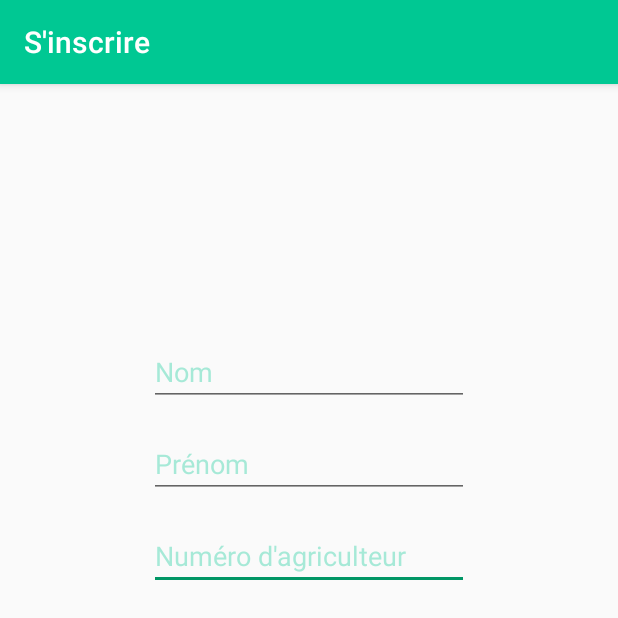
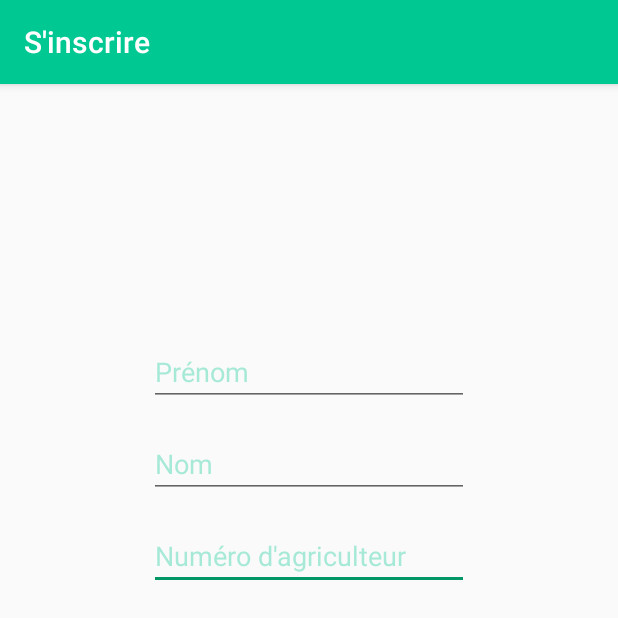
Before and after one commit to doppelledev/PFE, an Android app: the RegisterActivity screen opened directly, with no data from a screen before it, after a tap on "S'INSCRIRE", on a phone screen of 412 x 824 dp, the top half of it. Run offline under Robolectric (Android 15) with nearby library versions, the phone set to English and light mode, and no system bars; libraries missing offline, so code that uses them is left out: jade.core, jade.wrapper; network calls fail; 1 statement that could not run was skipped.

Commit message:
Some polishing 2

```diff
--- a/app/src/main/java/com/example/android/distributeurdeau/FarmerActivity.java
+++ b/app/src/main/java/com/example/android/distributeurdeau/FarmerActivity.java
@@ -159,6 +159,8 @@ public class FarmerActivity extends AppCompatActivity {
 
     private void refreshFields(int index) {
         // show plot data when the user selects it from the spinner
+        if (farmer.getPlots().size() == 0)
+            return;
         final Plot plot = farmer.getPlots().get(index);
         typeET.setText(plot.getType());
         areaET.setText(String.valueOf(plot.getArea()));
@@ -189,6 +191,10 @@ public class FarmerActivity extends AppCompatActivity {
     }
 
     private void attemptToSave() {
+        if (farmer.getPlots().size() == 0) {
+            invalid(getString(R.string.toast_no_plot));
+            return;
+        }
         // Get user input and validate it
         final String type = typeET.getText().toString();
         if (!validateType(type)) {
--- a/app/src/main/java/com/example/android/distributeurdeau/RegisterActivity.java
+++ b/app/src/main/java/com/example/android/distributeurdeau/RegisterActivity.java
@@ -14,10 +14,17 @@ import android.widget.Toast;
 
 import com.example.android.distributeurdeau.models.Farmer;
 
+import java.util.regex.Matcher;
+import java.util.regex.Pattern;
+
 import jade.core.MicroRuntime;
 import jade.wrapper.ControllerException;
 
 public class RegisterActivity extends AppCompatActivity {
+
+    private static final Pattern namePattern = Pattern.compile("^[a-zA-Zéèàç]{3,14}$");
+    private static final Pattern numPattern = Pattern.compile("^[a-zA-Z0-9]{6,14}$");
+    private static final Pattern passPattern = Pattern.compile("^[a-zA-Z0-9_*-]{6,20}$");
 
     private LoginInterface loginInterface;
 
@@ -27,15 +34,15 @@ public class RegisterActivity extends AppCompatActivity {
     private EditText passET;
     private EditText confPassET;
     private CheckBox riskCB;
-    private Button registerB;
     private Receiver receiver;
 
     @Override
     protected void onCreate(Bundle savedInstanceState) {
         super.onCreate(savedInstanceState);
         setContentView(R.layout.activity_register);
-        setTitle("S'inscrire");
+        setTitle(getString(R.string.register));
 
+        // Get the interface to communicate with the agent
         try {
             loginInterface = MicroRuntime.getAgent(MainActivity.INITIAL_AGENT_NAME)
                     .getO2AInterface(LoginInterface.class);
@@ -50,47 +57,71 @@ public class RegisterActivity extends AppCompatActivity {
         receiver = new Receiver();
         registerReceiver(receiver, filter);
 
+        setupViews();
+    }
+
+    private void setupViews() {
         lnameET = findViewById(R.id.lnameET);
         fnameET = findViewById(R.id.fnameET);
         farmNumET = findViewById(R.id.farmNumET);
         passET = findViewById(R.id.passET);
         confPassET = findViewById(R.id.confPassET);
         riskCB = findViewById(R.id.riskCB);
-        registerB = findViewById(R.id.registerB);
+        Button registerB = findViewById(R.id.registerB);
 
         registerB.setOnClickListener(new View.OnClickListener() {
             @Override
             public void onClick(View v) {
+                attemptRegister();
+            }
+        });
+    }
+
+    private void attemptRegister() {
+        // Get user input and validate it
         final String fname = fnameET.getText().toString();
-                if (fname.isEmpty()) {
-                    showToast("Prénom invalide");
+        if (!validateName(fname)) {
+            showToast(getString(R.string.toast_invalid_fname));
             return;
         }
         final String lname = lnameET.getText().toString();
-                if (fname.isEmpty()) {
-                    showToast("Nom invalidee");
+        if (!validateName(lname)) {
+            showToast(getString(R.string.toast_invalid_lname));
             return;
         }
         final String num = farmNumET.getText().toString();
-                if (fname.isEmpty()) {
-                    showToast("Numéro d'agriculteur invalid");
+        if (!validateNum(num)) {
+            showToast(getString(R.string.toast_invalid_number));
             return;
         }
         final String pass = passET.getText().toString();
-                if (fname.isEmpty()) {
-                    showToast("Mot de passe invalid");
+        if (!validatePass(pass)) {
+            showToast(getString(R.string.toast_invalid_pass));
             return;
         }
-                final String conf = passET.getText().toString();
+        final String conf = confPassET.getText().toString();
         if (!pass.equals(conf)) {
-                    showToast("Mot de passe invalid");
+            showToast(getString(R.string.toast_invalid_pass));
             return;
         }
-
-                final Farmer farmer = new Farmer(fname, lname, num, pass, riskCB.isChecked());
+        final Farmer farmer = new Farmer(num, fname, lname, pass, riskCB.isChecked());
+        // Tell the agent to save user input
         loginInterface.register(farmer);
     }
-        });
+
+    private boolean validateName(String name) {
+        Matcher matcher = namePattern.matcher(name);
+        return matcher.matches();
+    }
+
+    private boolean validateNum(String num) {
+        Matcher matcher = numPattern.matcher(num);
+        return matcher.matches();
+    }
+
+    private boolean validatePass(String pass) {
+        Matcher matcher = passPattern.matcher(pass);
+        return matcher.matches();
     }
 
     void showToast(String msg) {
@@ -107,12 +138,15 @@ public class RegisterActivity extends AppCompatActivity {
 
         @Override
         public void onReceive(Context context, Intent intent) {
+            final String action = intent.getAction();
             String msg;
+            if (action == null)
+                return;
             if (intent.getAction().equals(Strings.ACTION_REGISTRATION_SUCCEEDED)) {
-                msg = "Compte crée";
+                msg = getString(R.string.toast_account_created);
                 finish();
             } else {
-                msg = "Erreur";
+                msg = getString(R.string.toast_error);
             }
             Toast.makeText(RegisterActivity.this, msg, Toast.LENGTH_SHORT).show();
         }
--- a/app/src/main/java/com/example/android/distributeurdeau/models/Farmer.java
+++ b/app/src/main/java/com/example/android/distributeurdeau/models/Farmer.java
@@ -14,7 +14,7 @@ public class Farmer implements Serializable {
     private boolean risk;
     private Vector<Plot> plots = new Vector<>();
 
-    public Farmer(String f_name, String l_name, String farmer_num, String password, boolean risk) {
+    public Farmer(String farmer_num, String f_name, String l_name, String password, boolean risk) {
         this.f_name = f_name;
         this.l_name = l_name;
         this.farmer_num = farmer_num;
--- a/app/src/main/res/layout/activity_register.xml
+++ b/app/src/main/res/layout/activity_register.xml
@@ -30,11 +30,26 @@
         android:layout_marginEnd="8dp"
         android:ems="10"
         android:hint="Confirmer le mot de passe"
+        android:inputType="textPassword"
         android:textColorHint="@color/hintTextColor"
-        android:inputType="textPersonName"
         app:layout_constraintEnd_toEndOf="parent"
         app:layout_constraintStart_toStartOf="parent"
         app:layout_constraintTop_toBottomOf="@+id/passET" />
+
+    <EditText
+        android:id="@+id/fnameET"
+        android:layout_width="wrap_content"
+        android:layout_height="wrap_content"
+        android:layout_marginStart="8dp"
+        android:layout_marginEnd="8dp"
+        android:layout_marginBottom="16dp"
+        android:ems="10"
+        android:hint="Prénom"
+        android:inputType="textCapWords"
+        android:textColorHint="@color/hintTextColor"
+        app:layout_constraintBottom_toTopOf="@+id/lnameET"
+        app:layout_constraintEnd_toEndOf="parent"
+        app:layout_constraintStart_toStartOf="parent" />
 
     <EditText
         android:id="@+id/lnameET"
@@ -45,22 +60,7 @@
         android:layout_marginBottom="16dp"
         android:ems="10"
         android:hint="Nom"
-        android:inputType="textPersonName"
-        android:textColorHint="@color/hintTextColor"
-        app:layout_constraintBottom_toTopOf="@+id/fnameET"
-        app:layout_constraintEnd_toEndOf="parent"
-        app:layout_constraintStart_toStartOf="parent" />
-
-    <EditText
-        android:id="@+id/fnameET"
-        android:layout_width="wrap_content"
-        android:layout_height="wrap_content"
-        android:layout_marginStart="8dp"
-        android:layout_marginEnd="8dp"
-        android:layout_marginBottom="16dp"
-        android:ems="10"
-        android:hint="Prénom"
-        android:inputType="textPersonName"
+        android:inputType="textCapWords"
         android:textColorHint="@color/hintTextColor"
         app:layout_constraintBottom_toTopOf="@+id/farmNumET"
         app:layout_constraintEnd_toEndOf="parent"
--- a/app/src/main/res/values/strings.xml
+++ b/app/src/main/res/values/strings.xml
@@ -16,4 +16,11 @@
     <string name="toast_error">Erreur</string>
     <string name="toast_invalid_host">Host invalide</string>
     <string name="toast_invalid_port">Port invalide</string>
+    <string name="register">S\'inscrire</string>
+    <string name="toast_invalid_fname">Prénom invalide</string>
+    <string name="toast_invalid_lname">Nom invalide</string>
+    <string name="toast_invalid_number">Numéro d\'agriculteur invalid</string>
+    <string name="toast_invalid_pass">Mot de passe invalide</string>
+    <string name="toast_account_created">Compte crée</string>
+    <string name="toast_no_plot">Aucune parcelle n\'a été sélectionnée</string>
 </resources>
```
Lines whose indentation alone changed are shown as unchanged.
